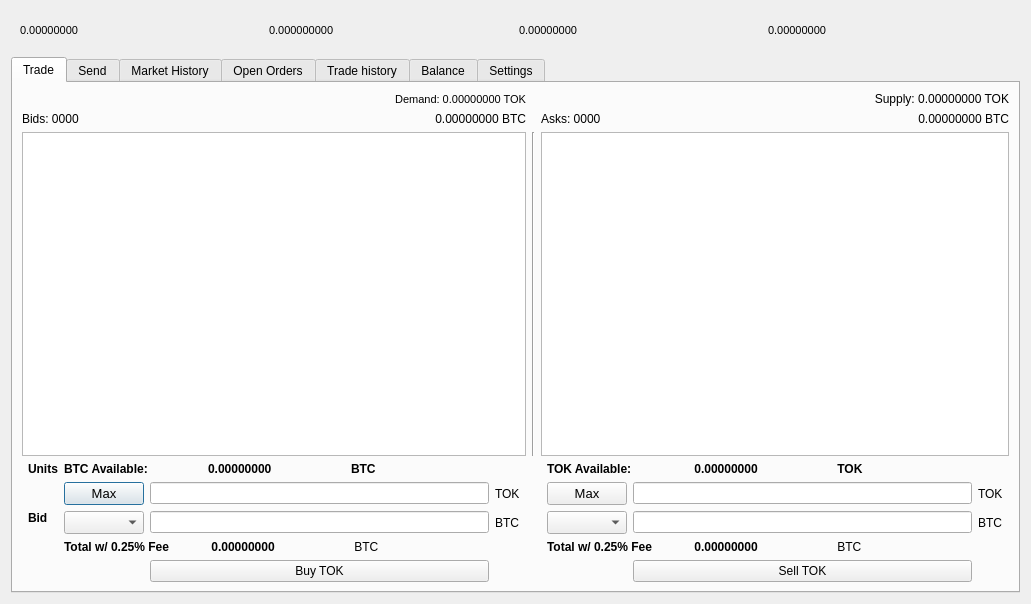
Above: src/qt/forms/tradingdialog.ui from braveonesgit/Harvestcoin before the change. Below: the same form after it.
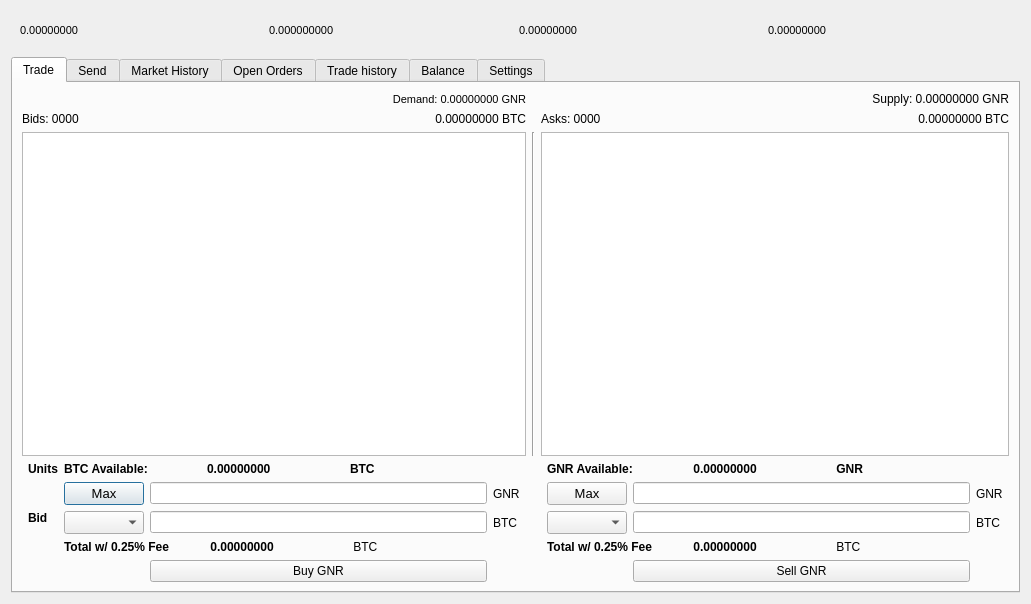
That is the form after the change. The open tabs and pages were chosen to show the change. Icons and pictures are not drawn.

Diff of the .ui file:
```diff
--- a/src/qt/forms/tradingdialog.ui
+++ b/src/qt/forms/tradingdialog.ui
@@ -704,7 +704,7 @@
             </font>
            </property>
            <property name="text">
-            <string>TOK Available:</string>
+            <string>GNR Available:</string>
            </property>
           </widget>
          </item>
@@ -1148,7 +1148,7 @@
             </font>
            </property>
            <property name="text">
-            <string> TOK</string>
+            <string> GNR</string>
            </property>
           </widget>
          </item>
@@ -1186,7 +1186,7 @@
        <item row="4" column="4">
         <widget class="QLabel" name="label_4">
          <property name="text">
-          <string>TOK</string>
+          <string>GNR</string>
          </property>
         </widget>
        </item>
@@ -1222,7 +1222,7 @@
        <item row="4" column="10">
         <widget class="QLabel" name="label_22">
          <property name="text">
-          <string>TOK</string>
+          <string>GNR</string>
          </property>
         </widget>
        </item>
@@ -2239,14 +2239,14 @@
        <item row="7" column="3">
         <widget class="QPushButton" name="BuyTOK">
          <property name="text">
-          <string>Buy TOK</string>
+          <string>Buy GNR</string>
          </property>
         </widget>
        </item>
        <item row="7" column="9">
         <widget class="QPushButton" name="SellTOKBTN">
          <property name="text">
-          <string>Sell TOK</string>
+          <string>Sell GNR</string>
          </property>
         </widget>
        </item>
@@ -2320,7 +2320,7 @@
           </font>
          </property>
          <property name="text">
-          <string>Demand: 0.00000000 TOK</string>
+          <string>Demand: 0.00000000 GNR</string>
          </property>
          <property name="alignment">
           <set>Qt::AlignRight|Qt::AlignTrailing|Qt::AlignVCenter</set>
@@ -2330,7 +2330,7 @@
        <item row="0" column="9" colspan="3">
         <widget class="QLabel" name="TOKSupply">
          <property name="text">
-          <string>Supply: 0.00000000 TOK</string>
+          <string>Supply: 0.00000000 GNR</string>
          </property>
          <property name="alignment">
           <set>Qt::AlignRight|Qt::AlignTrailing|Qt::AlignVCenter</set>
```
Left out of the diff: 48 changed lines with no effect on the pictures.
